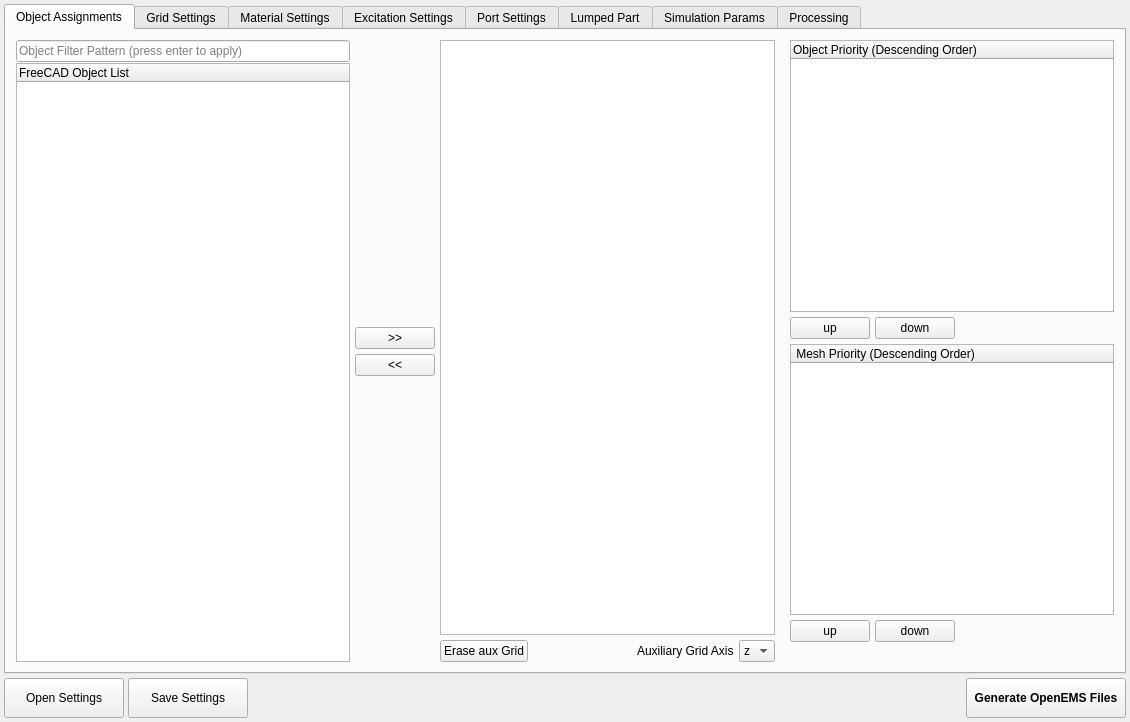
Qt form ui/dialog.ui (LubomirJagos/FreeCAD-OpenEMS-Export) before a commit.
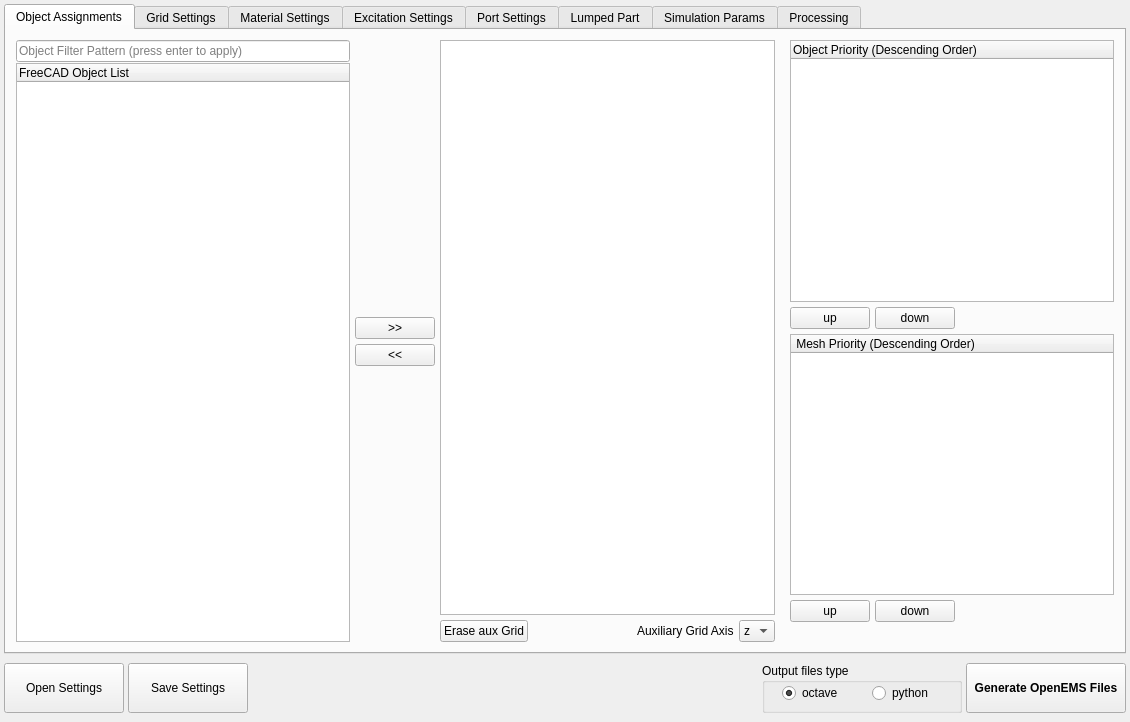
The same form after that commit.

Commit message: Corrected saving simulation into folder where .ini files for simulation is saved, added python script generator EXPERIMENTAL, this is backup commit

The edit to the form file:
```diff
--- a/ui/dialog.ui
+++ b/ui/dialog.ui
@@ -3301,13 +3301,13 @@
           <number>0</number>
          </property>
          <property name="topMargin">
-          <number>0</number>
+          <number>5</number>
          </property>
          <property name="rightMargin">
           <number>0</number>
          </property>
          <property name="bottomMargin">
-          <number>0</number>
+          <number>5</number>
          </property>
          <item>
           <widget class="QPushButton" name="loadFromFileSettingsButton">
@@ -3387,6 +3387,48 @@
            </property>
           </spacer>
          </item>
+         <item>
+          <widget class="QGroupBox" name="groupBox_OutputFilesType">
+           <property name="minimumSize">
+            <size>
+             <width>200</width>
+             <height>50</height>
+            </size>
+           </property>
+           <property name="title">
+            <string>Output files type</string>
+           </property>
+           <widget class="QRadioButton" name="radioButton_octaveType">
+            <property name="geometry">
+             <rect>
+              <x>20</x>
+              <y>20</y>
+              <width>95</width>
+              <height>20</height>
+             </rect>
+            </property>
+            <property name="text">
+             <string>octave</string>
+            </property>
+            <property name="checked">
+             <bool>true</bool>
+            </property>
+           </widget>
+           <widget class="QRadioButton" name="radioButton_pythonType">
+            <property name="geometry">
+             <rect>
+              <x>110</x>
+              <y>20</y>
+              <width>95</width>
+              <height>20</height>
+             </rect>
+            </property>
+            <property name="text">
+             <string>python</string>
+            </property>
+           </widget>
+          </widget>
+         </item>
          <item>
           <widget class="QPushButton" name="generateOpenEMSScriptButton">
            <property name="sizePolicy">
```
The commit also changes 3 other files.
